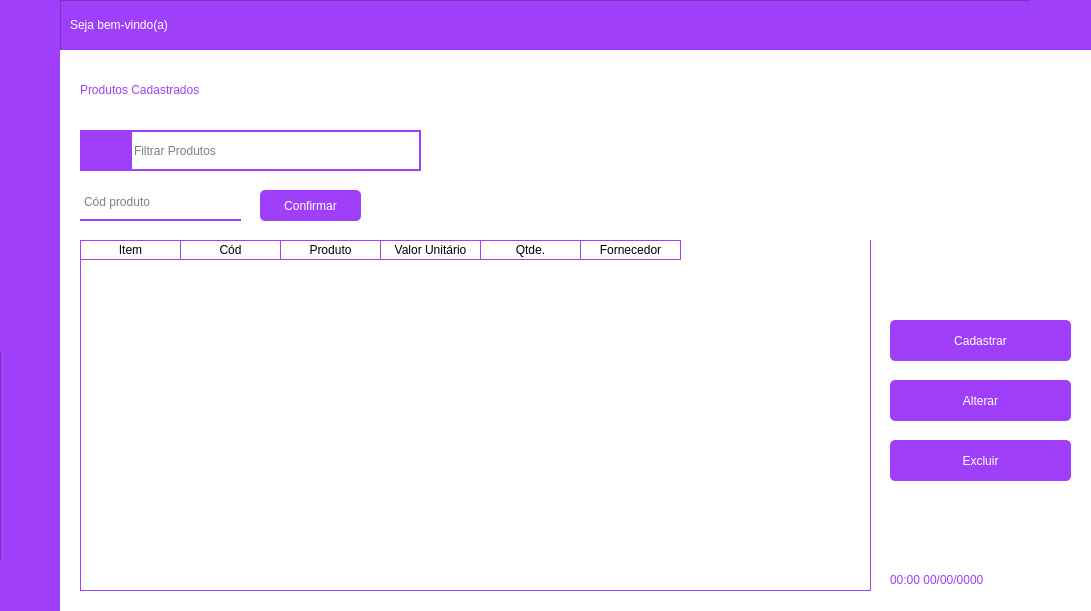
Before: the Qt Designer form View/UI/FrmAdmin.ui in GeovaniTech/PyStock_controle_de_estoque, drawn with Qt 5.
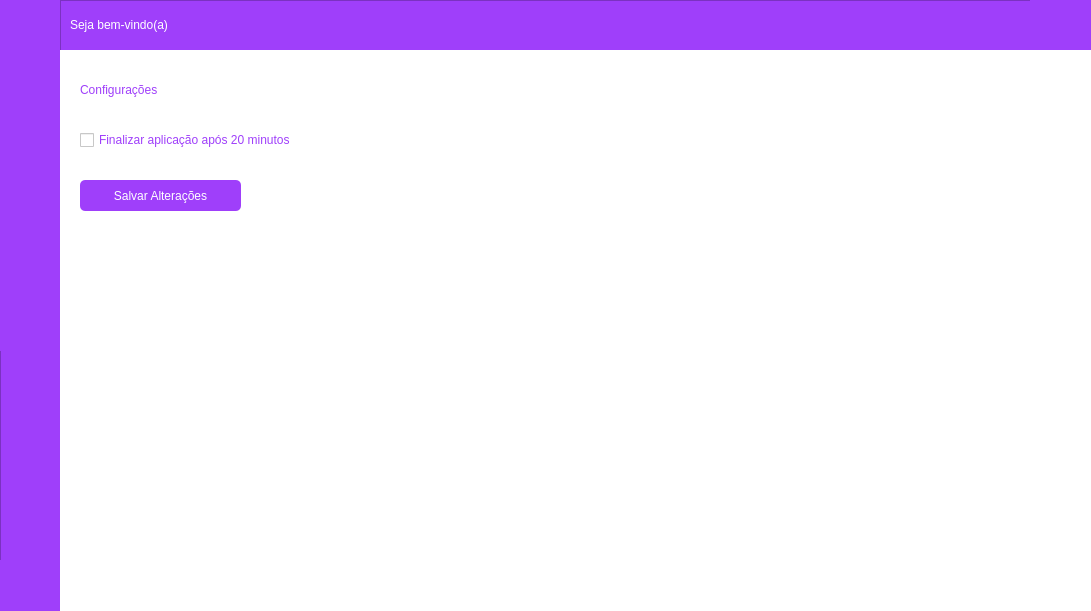
After: the same form once the commit is applied. The open tabs and pages were chosen to show the change. Icons and pictures are not drawn.

Commit message: Dando os ultimos ajuste nas telas

Diff of the .ui file:
```diff
--- a/View/UI/FrmAdmin.ui
+++ b/View/UI/FrmAdmin.ui
@@ -730,6 +730,81 @@
         <widget class="QWidget" name="page_4"/>
        </widget>
       </widget>
+      <widget class="QWidget" name="page_12">
+       <widget class="QCheckBox" name="checkBox">
+        <property name="geometry">
+         <rect>
+          <x>20</x>
+          <y>80</y>
+          <width>311</width>
+          <height>20</height>
+         </rect>
+        </property>
+        <property name="styleSheet">
+         <string notr="true">font: 10pt &quot;Montserrat&quot;;
+color: #9f3ffa;
+</string>
+        </property>
+        <property name="text">
+         <string>Finalizar aplicação após 20 minutos</string>
+        </property>
+       </widget>
+       <widget class="QLabel" name="lbl_titulo_alterar_2">
+        <property name="geometry">
+         <rect>
+          <x>20</x>
+          <y>20</y>
+          <width>241</width>
+          <height>41</height>
+         </rect>
+        </property>
+        <property name="styleSheet">
+         <string notr="true">font: 16pt &quot;Montserrat&quot;;
+color: #9f3ffa;
+</string>
+        </property>
+        <property name="text">
+         <string>Configurações</string>
+        </property>
+        <property name="textFormat">
+         <enum>Qt::AutoText</enum>
+        </property>
+        <property name="wordWrap">
+         <bool>false</bool>
+        </property>
+        <property name="textInteractionFlags">
+         <set>Qt::TextBrowserInteraction</set>
+        </property>
+       </widget>
+       <widget class="QPushButton" name="btn_finalizar_alterar_2">
+        <property name="geometry">
+         <rect>
+          <x>20</x>
+          <y>130</y>
+          <width>161</width>
+          <height>31</height>
+         </rect>
+        </property>
+        <property name="styleSheet">
+         <string notr="true">QPushButton {
+border: 2px;
+background-color: rgb(159, 63, 250);
+color: white;
+border-radius: 5px;
+font: 10pt &quot;Montserrat&quot;;
+outline: 0;
+}
+
+QPushButton:hover {
+	background-color: rgb(197, 62, 255);
+}
+</string>
+        </property>
+        <property name="text">
+         <string>Salvar Alterações</string>
+        </property>
+       </widget>
+      </widget>
       <widget class="QWidget" name="pg_fornecedores">
        <widget class="QLabel" name="lbl_titulo_fornecedores">
         <property name="geometry">
```
Left out of the diff: 342 changed lines with no effect on the pictures.
